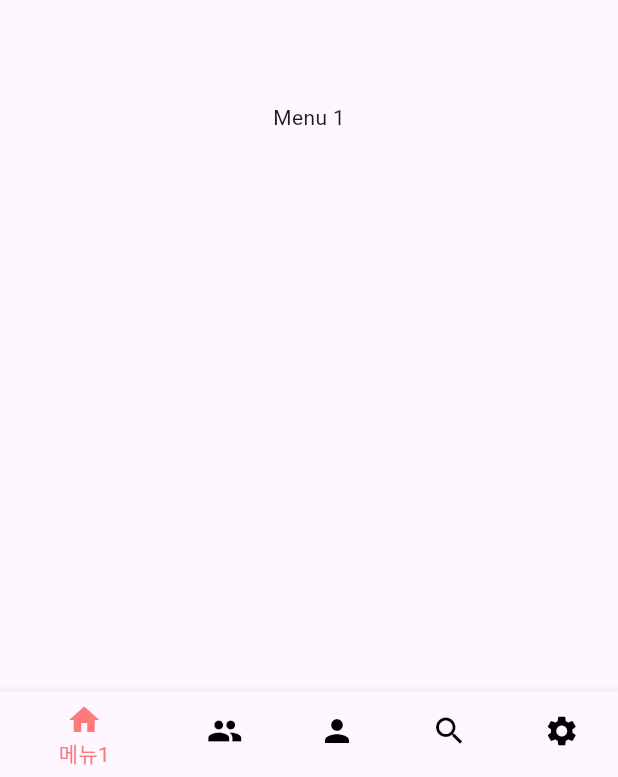
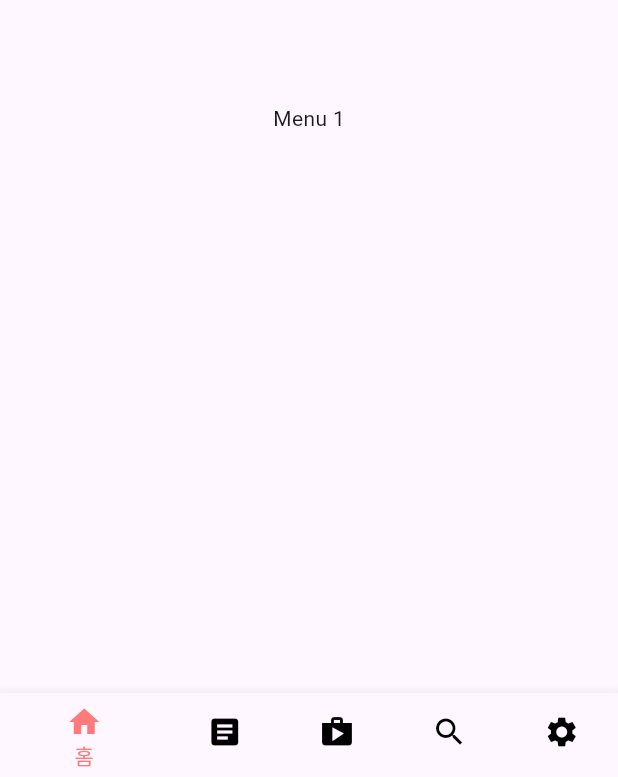
Before and after one commit to hyeonjoonpark/BSSM_Choi_Fan_APP, a Flutter app: the screen it shows after launch, on a phone screen of 412 x 824 dp. Shown: the part 456-1233 px from the top of the screen. Run offline on Flutter 3.47's test engine with Material 3 defaults, Android fonts, the phone set to English and light mode, and no system bars; our stand-ins replace get.

Commit message:
ADD : navbar 요소

```diff
--- a/lib/ui/screen/home.dart
+++ b/lib/ui/screen/home.dart
@@ -4,6 +4,7 @@ import 'package:fan_app/ui/widget/navigation_bar.dart';
 import 'package:flutter/material.dart';
 import 'package:provider/provider.dart';
 
+// ignore: must_be_immutable
 class Home extends StatelessWidget {
   Home({super.key});
 
--- a/lib/ui/widget/bottom_navigation_widget.dart
+++ b/lib/ui/widget/bottom_navigation_widget.dart
@@ -7,31 +7,31 @@ Widget bottomNavigationBarWidget(BottomNavigationProvider provider) {
     items: const [
       BottomNavigationBarItem(
         icon: Icon(Icons.home),
-        label: '메뉴1',
+        label: '홈',
       ),
       BottomNavigationBarItem(
         icon: Icon(
-          Icons.people,
+          Icons.article,
         ),
-        label: '메뉴2',
+        label: '게시판',
       ),
       BottomNavigationBarItem(
         icon: Icon(
-          Icons.person,
+          Icons.shop,
         ),
-        label: '메뉴3',
+        label: '굿즈샵',
       ),
       BottomNavigationBarItem(
         icon: Icon(
           Icons.search,
         ),
-        label: '메뉴4',
+        label: '검색',
       ),
       BottomNavigationBarItem(
         icon: Icon(
           Icons.settings,
         ),
-        label: '메뉴5',
+        label: '설정',
       ),
     ],
     onTap: (index) {
```
